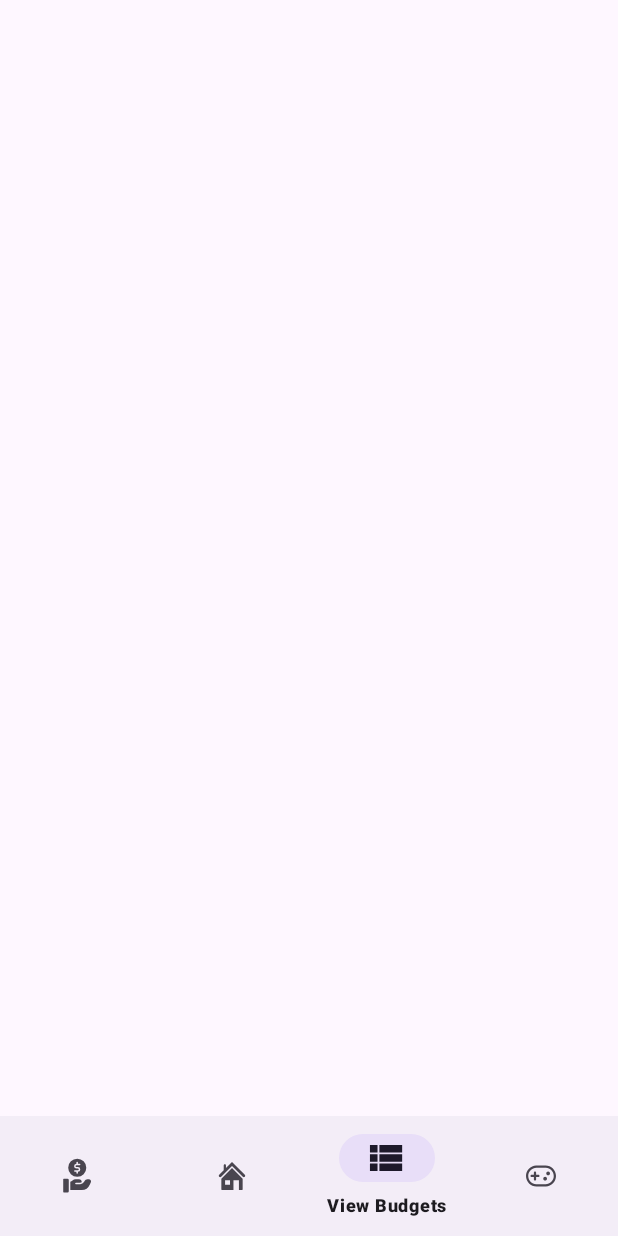
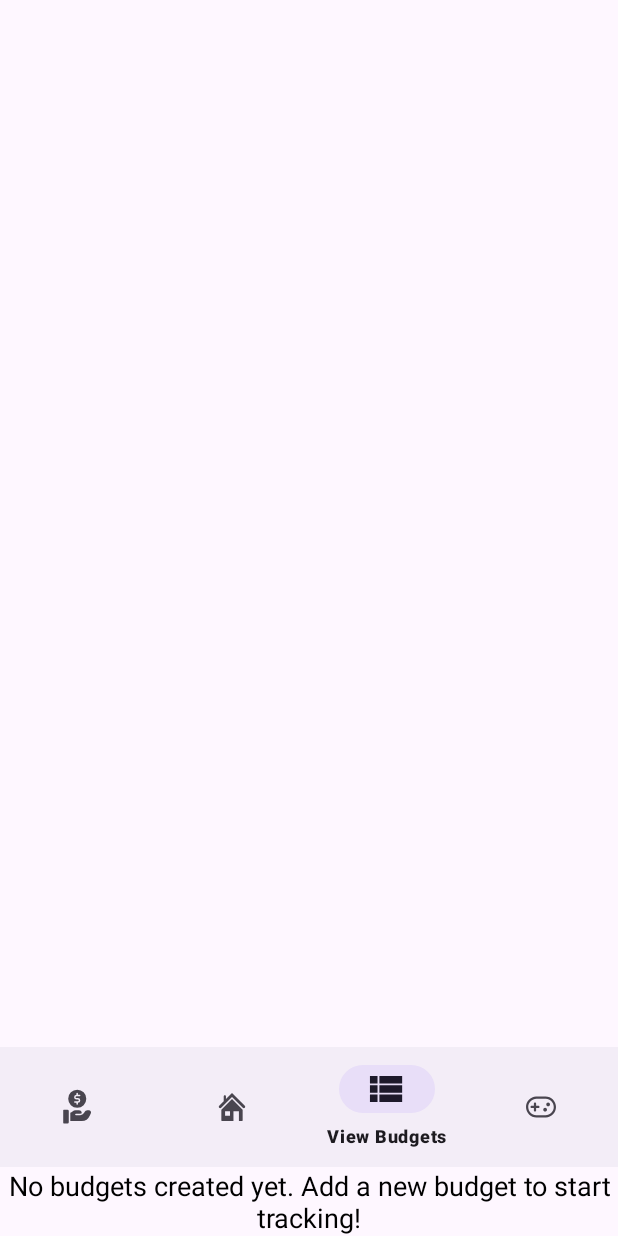
Before and after one commit to aadeza/PROG_POE_2025, an Android app: the ViewBudgets screen opened directly, with no data from a screen before it, on a phone screen of 412 x 824 dp. Run offline under Robolectric (Android 15) with nearby library versions, the phone set to English and light mode, and no system bars; our stand-ins replace Room's generated code; libraries missing offline, so code that uses them is left out: com.github.mikephil.charting; Roboto replaces fonts that are not available here.

```diff
--- a/app/src/main/java/DAOs/budgetDAO.kt
+++ b/app/src/main/java/DAOs/budgetDAO.kt
@@ -1,11 +1,14 @@
 package DAOs
 
 import Data_Classes.BudgetCategoryCrossRef
+import Data_Classes.BudgetWithCategories
 import Data_Classes.Budgets
+import Data_Classes.Category
 import androidx.room.Dao
 import androidx.room.Insert
 import androidx.room.Query
 import androidx.room.Delete
+import androidx.room.Transaction
 import androidx.room.Update
 
 @Dao
@@ -15,10 +18,13 @@ interface BudgetDAO {
     suspend fun insertBudget(budget: Budgets): Long
 
     @Query("SELECT * FROM Budgets WHERE user_id = :userId")
-    suspend fun getBudgetsForUser(userId: String): List<Budgets>
+    suspend fun getBudgetsForUser(userId: Int): List<Budgets>
 
     @Update
     suspend fun updateBudget(budget: Budgets)
+
+    @Query("UPDATE Budgets SET maxMonthGoal = :maxGoal WHERE id = :budgetId")
+    suspend fun updateMaxGoal(budgetId: Int, maxGoal: Long)
 
     @Delete
     suspend fun deleteBudget(budget: Budgets)
@@ -28,4 +34,18 @@ interface BudgetDAO {
 
     @Insert
     suspend fun insertBudgetCategoryCrossRefs(crossRefs: List<BudgetCategoryCrossRef>)
+
+    @Transaction
+    @Query("SELECT * FROM Budgets WHERE id = :budgetId")
+    suspend fun getBudgetWithCategories(budgetId: Int): BudgetWithCategories
+
+    @Query("SELECT * FROM Budgets WHERE id = :budgetId")
+    suspend fun getBudgetById(budgetId: Int): Budgets?
+
+    @Transaction
+    @Query("SELECT * FROM Category WHERE id IN (SELECT categoryId FROM BudgetCategoryCrossRef WHERE budgetId = :budgetId)")
+    suspend fun getCategoriesForBudget(budgetId: Int): List<Category>
+
+    @Query("DELETE FROM BudgetCategoryCrossRef WHERE budgetId = :budgetId")
+    suspend fun deleteBudgetCategoryCrossRefsForBudget(budgetId: Int)
 }
--- a/app/src/main/java/DAOs/categoryDAO.kt
+++ b/app/src/main/java/DAOs/categoryDAO.kt
@@ -26,4 +26,7 @@ interface CategoryDAO {
     @Query("DELETE FROM Category")
     suspend fun deleteAllCategories()
 
+    @Query("SELECT * FROM Category")
+    suspend fun getAllCategories(): List<Category>
+
 }
--- a/app/src/main/java/DAOs/expensesDAO.kt
+++ b/app/src/main/java/DAOs/expensesDAO.kt
@@ -16,4 +16,7 @@ interface ExpensesDAO {
 
     @Query("DELETE FROM Expenses")
     suspend fun deleteAllExpenses()
+
+    @Query("SELECT SUM(amount) FROM Expenses WHERE user_id = :userId AND category = :category AND date >= :startTime")
+    suspend fun getTotalSpentInCategory(userId: Int, category: String, startTime: Long): Float?
 }
--- a/app/src/main/java/DAOs/incomeDAO.kt
+++ b/app/src/main/java/DAOs/incomeDAO.kt
@@ -16,4 +16,8 @@ interface IncomeDAO {
 
     @Query("DELETE FROM Income")
     suspend fun deleteAllIncome()
+
+
+    @Query("SELECT SUM(amount) FROM Income WHERE user_id = :userId AND category = :category AND date >= :startTime")
+    suspend fun getTotalSpentInCategory(userId: Int, category: String, startTime: Long): Float?
 }
--- a/app/src/main/java/com/example/prog_poe_2025/ViewBudgets.kt
+++ b/app/src/main/java/com/example/prog_poe_2025/ViewBudgets.kt
@@ -1,88 +1,128 @@
 package com.example.prog_poe_2025
-
+import Data_Classes.Category
 import android.content.Intent
-import android.graphics.Color
 import android.os.Bundle
 import android.view.View
-import android.widget.AdapterView
-import android.widget.ArrayAdapter
-import android.widget.LinearLayout
-import android.widget.ProgressBar
-import android.widget.Spinner
-import android.widget.TextView
-import android.widget.Toast
 import androidx.appcompat.app.AppCompatActivity
+import androidx.lifecycle.lifecycleScope
 import androidx.recyclerview.widget.LinearLayoutManager
-import com.github.mikephil.charting.charts.PieChart
-import com.github.mikephil.charting.data.PieData
-import com.github.mikephil.charting.data.PieDataSet
-import com.github.mikephil.charting.data.PieEntry
-import com.github.mikephil.charting.formatter.ValueFormatter
-import com.google.android.material.bottomnavigation.BottomNavigationView
+import com.example.prog_poe_2025.databinding.ActivityViewBudgetsBinding
 import androidx.recyclerview.widget.RecyclerView
+import kotlinx.coroutines.Dispatchers
+import kotlinx.coroutines.launch
+import kotlinx.coroutines.withContext
+import java.util.Calendar
 
-
+// Data class for the budget model
 data class VbBudget(
+    val id: Int,
     val name: String,
-    val totalBudget: Float,
-    val spentAmounts: Map<String, Float> // Category -> Amount spent
+    val maxMonthGoal: Long,
+    val spentAmounts: Map<Category, Float>,
+    val totalSpent: Float, // Added this
+    val remainingAmount: Float // Added this
 )
-
 class ViewBudgets : AppCompatActivity() {
 
+    private lateinit var binding: ActivityViewBudgetsBinding
     private lateinit var budgetsRecyclerView: RecyclerView
     private lateinit var budgetAdapter: BudgetAdapter
 
+    // Database initialization
+    private val db by lazy { AppDatabase.getDatabase(this) }
+    private val budgetDao by lazy { db.budgetDao() }
+    private val expensesDao by lazy { db.expensesDao() }
+
     override fun onCreate(savedInstanceState: Bundle?) {
         super.onCreate(savedInstanceState)
-        setContentView(R.layout.activity_view_budgets)
+
+        // Initialize view binding
+        binding = ActivityViewBudgetsBinding.inflate(layoutInflater)
+        setContentView(binding.root)
 
         // Initialize RecyclerView
-        budgetsRecyclerView = findViewById(R.id.budgetsRecyclerView)
+        budgetsRecyclerView = binding.budgetsRecyclerView
         budgetsRecyclerView.layoutManager = LinearLayoutManager(this)
 
-        // Example list (replace with real data later)
-        val vbBudgetsList = listOf(
-            VbBudget(
-                "Monthly Grocery Budget", 5000f, mapOf(
-                    "Groceries" to 1500f,
-                    "Transport" to 800f,
-                    "Entertainment" to 1200f,
-                    "Other" to 3000f
-                )
-            ),
-            VbBudget(
-                "Yearly Holiday Fund", 20000f, mapOf(
-                    "Flights" to 10000f,
-                    "Accommodation" to 6000f,
-                    "Transport" to 3000f
-                )
-            )
-        )
-
-        budgetAdapter = BudgetAdapter(vbBudgetsList)
+        // Set up adapter initially with an empty list
+        budgetAdapter = BudgetAdapter(emptyList())
         budgetsRecyclerView.adapter = budgetAdapter
 
-        // Bottom navigation
-        val bottomNavigationView = findViewById<BottomNavigationView>(R.id.bottom_navigation)
+        // Fetch real data from the database
+        fetchBudgets()
+
+        // Bottom Navigation setup
+        setupBottomNavigation()
+    }
+
+    override fun onResume() {
+        super.onResume()
+        fetchBudgets() // ✅ Auto-refresh data when returning to the screen
+    }
+
+    private fun setupBottomNavigation() {
+        val bottomNavigationView = binding.bottomNavigation
         bottomNavigationView.selectedItemId = R.id.nav_viewBudgets
         bottomNavigationView.setOnItemSelectedListener { item ->
             when (item.itemId) {
-                R.id.nav_transaction -> {
-                    startActivity(Intent(this, LogIncomeExpense::class.java))
-                    true
+                R.id.nav_transaction -> startActivity(Intent(this, LogIncomeExpense::class.java))
+                R.id.nav_home -> startActivity(Intent(this, Home::class.java))
+                R.id.nav_game -> startActivity(Intent(this, BudgetQuiz::class.java))
+            }
+            true
+        }
+    }
+
+    private fun fetchBudgets() {
+        val userId = SessionManager.getUserId(applicationContext)
+
+        lifecycleScope.launch(Dispatchers.IO) {
+            val budgets = budgetDao.getBudgetsForUser(userId) // ✅ Fetch latest data
+
+            withContext(Dispatchers.Main) {
+                if (budgets.isEmpty()) {
+                    binding.txtNoBudgetsMessage.apply {
+                        visibility = View.VISIBLE
+                        text = "No budgets created yet. Add a new budget to start tracking!"
+                    }
+                    budgetAdapter.updateBudgets(emptyList()) // ✅ Clears RecyclerView
+                    return@withContext
                 }
-                R.id.nav_home -> {
-                    startActivity(Intent(this, Home::class.java))
-                    true
+
+                binding.txtNoBudgetsMessage.visibility = View.GONE
+                budgetsRecyclerView.visibility = View.VISIBLE
+
+                val vbBudgetsList = budgets.map { budget ->
+                    val budgetWithCategories = budgetDao.getBudgetWithCategories(budget.id)
+                    val spentAmounts = budgetWithCategories.categories.associateWith { category ->
+                        expensesDao.getTotalSpentInCategory(userId, category.name, 0L) ?: 0f // ✅ No need for `startTime`
+                    }
+                    val totalSpent = spentAmounts.values.sum()
+                    val remainingAmount = budget.maxMonthGoal - totalSpent
+
+                    VbBudget(budget.id, budget.name, budget.maxMonthGoal, spentAmounts, totalSpent, remainingAmount)
                 }
-                R.id.nav_viewBudgets -> true
-                R.id.nav_game -> {
-                    startActivity(Intent(this, BudgetQuiz::class.java))
-                    true
-                }
-                else -> false
+
+                budgetAdapter.updateBudgets(vbBudgetsList) // ✅ Updates adapter instead of recreating it
             }
         }
     }
+
+    private fun getStartTimeMillis(filter: String?): Long {
+        val calendar = Calendar.getInstance()
+        when (filter) {
+            "Last Hour" -> calendar.add(Calendar.HOUR, -1)
+            "Last 12 Hours" -> calendar.add(Calendar.HOUR, -12)
+            "Today" -> {
+                calendar.set(Calendar.HOUR_OF_DAY, 0)
+                calendar.set(Calendar.MINUTE, 0)
+                calendar.set(Calendar.SECOND, 0)
+            }
+            "Week" -> calendar.add(Calendar.DAY_OF_YEAR, -7)
+            "Month" -> calendar.add(Calendar.MONTH, -1)
+            "Year" -> calendar.add(Calendar.YEAR, -1)
+            else -> return 0L // ✅ Default to "All" if filter is null or unrecognized
+        }
+        return calendar.timeInMillis
+    }
 }
--- a/app/src/main/res/layout/activity_view_budgets.xml
+++ b/app/src/main/res/layout/activity_view_budgets.xml
@@ -19,4 +19,18 @@
         android:layout_height="wrap_content"
         app:menu="@menu/bottom_nav_menu" />
 
+    <TextView
+        android:id="@+id/txtNoBudgetsMessage"
+        android:layout_width="wrap_content"
+        android:layout_height="wrap_content"
+        android:text="No budgets created yet."
+        android:textSize="18sp"
+        android:textColor="@android:color/black"
+        android:gravity="center"
+        android:visibility="gone"
+        app:layout_constraintTop_toTopOf="parent"
+        app:layout_constraintBottom_toBottomOf="parent"
+        app:layout_constraintStart_toStartOf="parent"
+        app:layout_constraintEnd_toEndOf="parent" />
+
 </LinearLayout>
```
Also changed, not shown: app/src/main/AndroidManifest.xml (+9 -5 lines), app/src/main/java/com/example/prog_poe_2025/BudgetAdapter.kt (+120 -24 lines), app/src/main/java/com/example/prog_poe_2025/CategoryAdapter.kt (+7 -0 lines), app/src/main/java/com/example/prog_poe_2025/EditBudget.kt (added, +175 -0 lines), app/src/main/java/com/example/prog_poe_2025/GenReport.kt (+0 -19 lines), app/src/main/java/com/example/prog_poe_2025/LogIncomeExpense.kt (+20 -4 lines), app/src/main/res/layout/activity_edit_budget.xml (added, +149 -0 lines), app/src/main/res/layout/item_budget.xml (+18 -3 lines), app/src/main/java/com/example/prog_poe_2025/CreateBudget.kt (indentation only).
